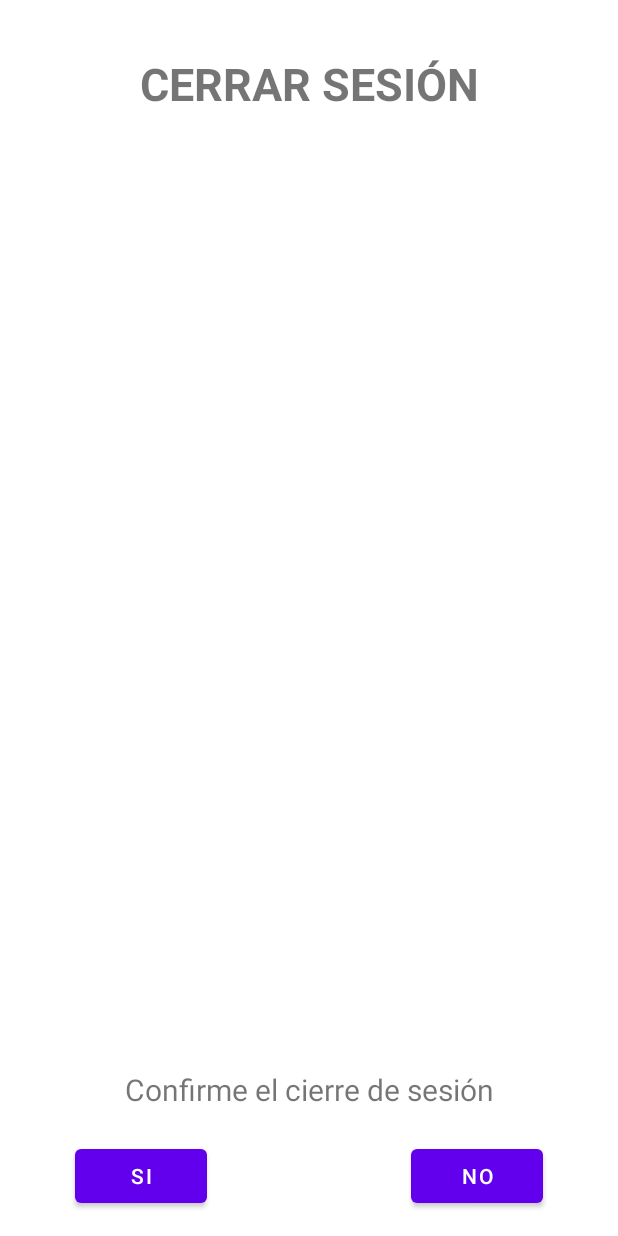
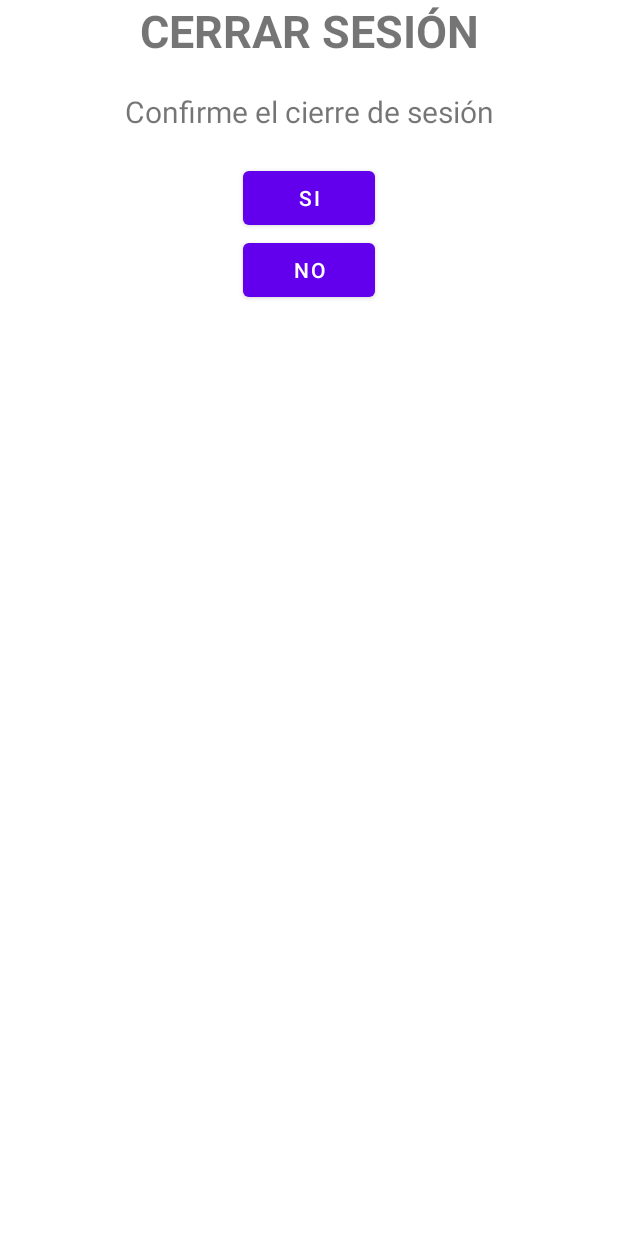
Before and after one commit to josemcuevas/hogwarts-data, an Android app: the layout alert_dialog_logout.xml on its own in the app's theme, with its tools: preview values and no code run, on a phone screen of 412 x 824 dp. Run offline under Robolectric (Android 15) with nearby library versions, the phone set to English and light mode, and no system bars; network calls fail.

Commit message:
APP: Some bugs fixed

```diff
--- a/app/src/main/java/com/example/hogwartsdata/data/database/SharedPreferencesStorage.kt
+++ b/app/src/main/java/com/example/hogwartsdata/data/database/SharedPreferencesStorage.kt
@@ -27,7 +27,7 @@ class SharedPreferencesStorage (val context: Context) {
 
     fun getFavouriteCharacters(): List<String>{
         val rawCharacterIds: String = storage.getString(FAVOURITE_CHARACTERS, "")!!
-        if(rawCharacterIds != ""){
+        if(!rawCharacterIds.isNullOrEmpty()){
             return rawCharacterIds.split(",")
         }
         return emptyList()
--- a/app/src/main/java/com/example/hogwartsdata/ui/view/home/HomeFragment.kt
+++ b/app/src/main/java/com/example/hogwartsdata/ui/view/home/HomeFragment.kt
@@ -58,8 +58,10 @@ class HomeFragment : Fragment() {
         homeViewModel.isLoading.observe(viewLifecycleOwner, Observer { isLoading ->
             if(isLoading){
                 binding.progressBar.visibility = VISIBLE
+                binding.detailButton.visibility = GONE
             }else{
                 binding.progressBar.visibility = GONE
+                binding.detailButton.visibility = VISIBLE
             }
         })
     }
--- a/app/src/main/java/com/example/hogwartsdata/ui/view/login/LoginFragment.kt
+++ b/app/src/main/java/com/example/hogwartsdata/ui/view/login/LoginFragment.kt
@@ -60,7 +60,7 @@ class LoginFragment : Fragment() {
                     loginViewModel.resetLoginState()
                 }
                 LoginState.ERROR -> {
-                    Toast.makeText(context, "Error en login", Toast.LENGTH_SHORT).show()
+                    Toast.makeText(context, "Usuario o contraseña incorrectos", Toast.LENGTH_SHORT).show()
                     loginViewModel.resetLoginState()
                 }
                 else -> {}
--- a/app/src/main/java/com/example/hogwartsdata/ui/viewModel/favouriteCharacters/FavouriteCharactersViewModel.kt
+++ b/app/src/main/java/com/example/hogwartsdata/ui/viewModel/favouriteCharacters/FavouriteCharactersViewModel.kt
@@ -44,6 +44,8 @@ class FavouriteCharactersViewModel @Inject constructor(
                 headsList.postValue(characterList)
                 isLoading.postValue(false)
             }
+        }else{
+            isLoading.postValue(false)
         }
 
     }
--- a/app/src/main/res/layout/alert_dialog_logout.xml
+++ b/app/src/main/res/layout/alert_dialog_logout.xml
@@ -1,9 +1,10 @@
 <?xml version="1.0" encoding="utf-8"?>
-<androidx.constraintlayout.widget.ConstraintLayout xmlns:android="http://schemas.android.com/apk/res/android"
+<LinearLayout xmlns:android="http://schemas.android.com/apk/res/android"
     xmlns:app="http://schemas.android.com/apk/res-auto"
     xmlns:tools="http://schemas.android.com/tools"
     android:layout_width="match_parent"
-    android:layout_height="match_parent">
+    android:layout_height="match_parent"
+    android:orientation="vertical">
 
     <TextView
         android:id="@+id/textView2"
@@ -14,10 +15,7 @@
         android:text="CERRAR SESIÓN"
         android:textSize="30dp"
         android:textStyle="bold"
-        app:layout_constraintBottom_toTopOf="@+id/textView3"
-        app:layout_constraintTop_toTopOf="parent"
-        app:layout_constraintVertical_bias="0.054"
-        tools:layout_editor_absoluteX="-16dp" />
+        />
 
     <TextView
         android:id="@+id/textView3"
@@ -27,35 +25,31 @@
         android:gravity="center"
         android:text="Confirme el cierre de sesión"
         android:textSize="20dp"
-        app:layout_constraintBottom_toTopOf="@+id/constraintLayout"
-        tools:layout_editor_absoluteX="16dp" />
+        />
 
-    <androidx.constraintlayout.widget.ConstraintLayout
+    <LinearLayout
         android:id="@+id/constraintLayout"
         android:layout_width="match_parent"
         android:layout_height="wrap_content"
         android:layout_marginBottom="16dp"
-        android:orientation="horizontal"
-        app:layout_constraintBottom_toBottomOf="parent"
-        tools:layout_editor_absoluteX="16dp">
+        android:layout_gravity="center"
+        android:orientation="vertical"
+        >
 
         <Button
             android:id="@+id/acceptButton"
             android:layout_width="wrap_content"
             android:layout_height="wrap_content"
-            android:layout_marginStart="50dp"
+            android:layout_gravity="center"
             android:text="SI"
-            app:layout_constraintStart_toStartOf="parent"
-            app:layout_constraintTop_toTopOf="parent" />
+           />
 
         <Button
             android:id="@+id/cancelButton"
             android:layout_width="wrap_content"
             android:layout_height="wrap_content"
-            android:layout_marginEnd="50dp"
+            android:layout_gravity="center"
             android:text="NO"
-            app:layout_constraintBottom_toBottomOf="parent"
-            app:layout_constraintEnd_toEndOf="parent"
-            app:layout_constraintTop_toTopOf="parent" />
-    </androidx.constraintlayout.widget.ConstraintLayout>
-</androidx.constraintlayout.widget.ConstraintLayout>
+            />
+    </LinearLayout>
+</LinearLayout>
--- a/app/src/main/res/layout/fragment_login.xml
+++ b/app/src/main/res/layout/fragment_login.xml
@@ -22,7 +22,7 @@
         android:id="@+id/loginButton"
         android:layout_width="wrap_content"
         android:layout_height="wrap_content"
-        android:layout_marginBottom="100dp"
+        android:layout_marginBottom="350dp"
         android:text="Login"
         app:layout_constraintBottom_toBottomOf="parent"
         app:layout_constraintEnd_toEndOf="parent"
@@ -44,10 +44,10 @@
         android:id="@+id/editTextPassword"
         android:layout_width="wrap_content"
         android:layout_height="wrap_content"
-        android:layout_marginBottom="200dp"
+        android:layout_marginBottom="50dp"
         android:ems="10"
+        android:hint="Password"
         android:inputType="textPassword"
-        android:hint="Password"
         app:layout_constraintBottom_toTopOf="@+id/loginButton"
         app:layout_constraintEnd_toEndOf="parent"
         app:layout_constraintStart_toStartOf="parent" />
```
Also changed, not shown: app/src/main/java/com/example/hogwartsdata/ui/view/favouriteCharacters/FavouriteCharactersFragment.kt (+11 -2 lines), app/src/main/java/com/example/hogwartsdata/ui/viewModel/houseDetail/HouseDetailViewModel.kt (+17 -4 lines).
